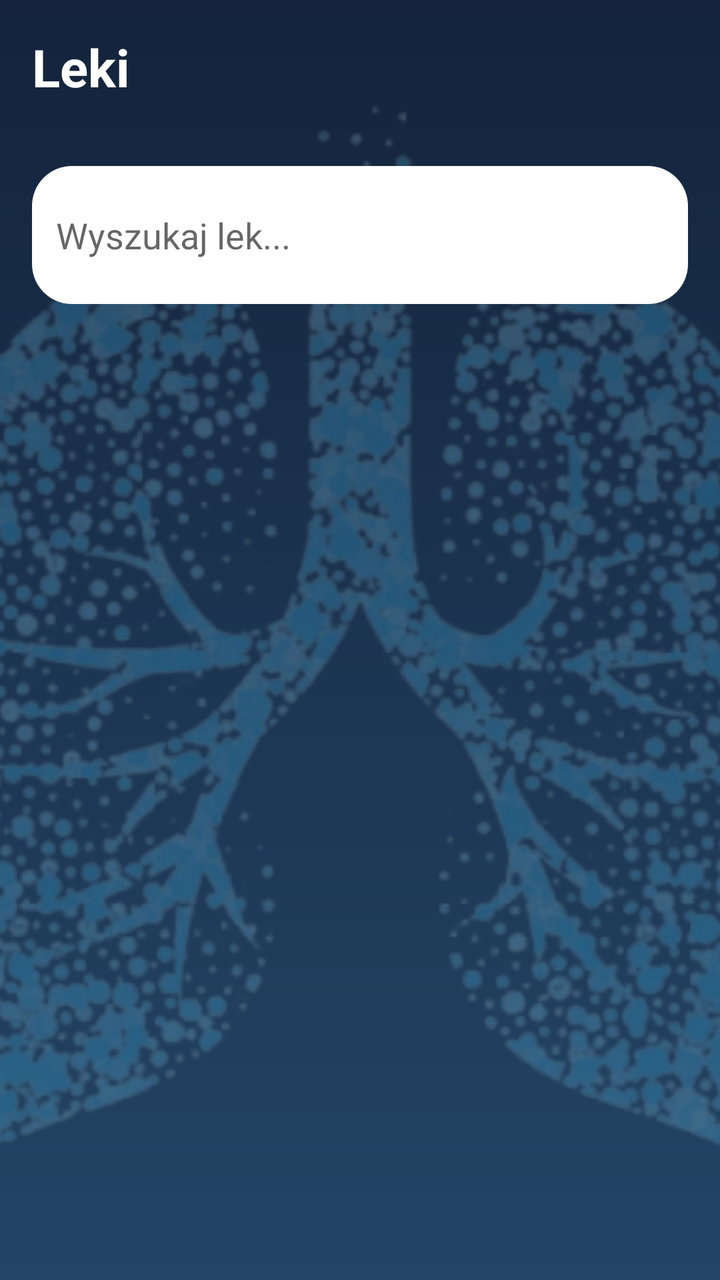
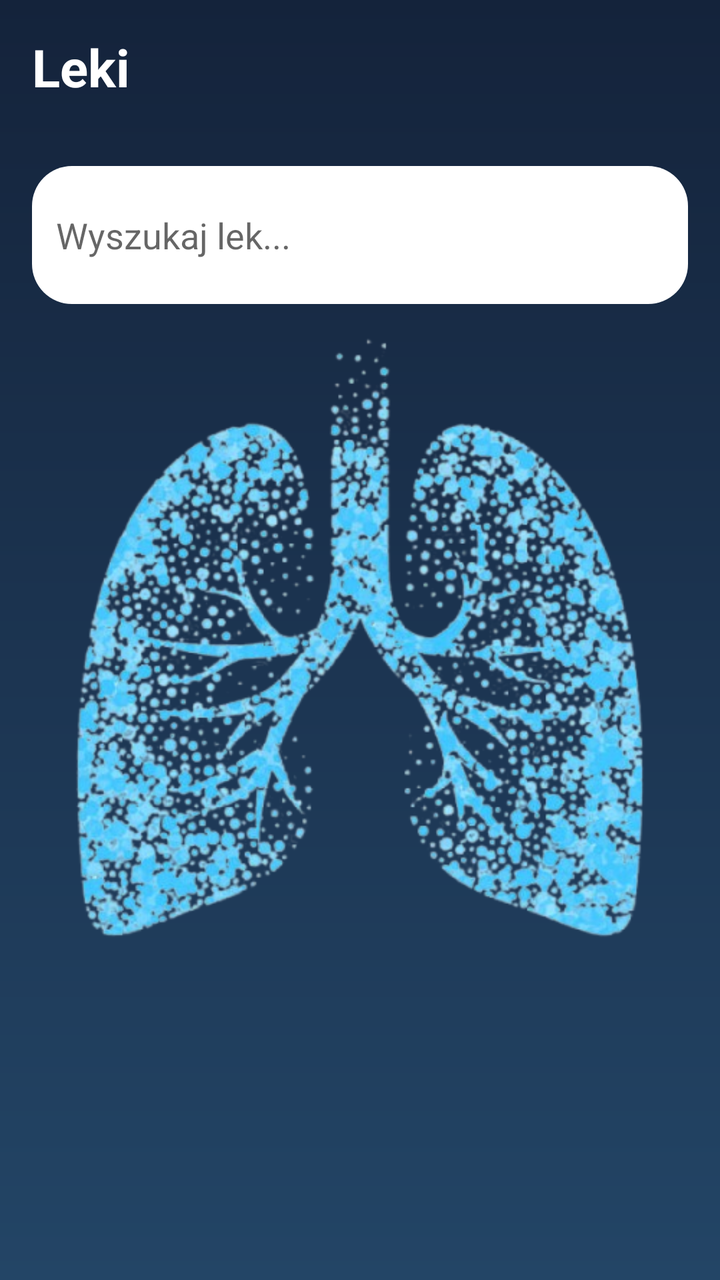

Before-and-after screenshots of an Android layout around one commit, followed by the original layout XML and the change that was made.
<!-- AndroidManifest.xml: application theme Theme.MyApplication -->
<!-- res/layout/activity_medications.xml -->
<?xml version="1.0" encoding="utf-8"?>
<FrameLayout xmlns:android="http://schemas.android.com/apk/res/android"
    android:layout_width="match_parent"
    android:layout_height="match_parent"
    android:background="@drawable/gradient_bg">

    <ImageView
        android:id="@+id/bgLungs"
        android:layout_width="match_parent"
        android:layout_height="match_parent"
        android:alpha="0.25"
        android:scaleType="centerCrop"
        android:src="@drawable/lungs" />

    <LinearLayout
        android:layout_width="match_parent"
        android:layout_height="match_parent"
        android:orientation="vertical"
        android:padding="16dp">

        <TextView
            android:id="@+id/tvTitle"
            android:layout_width="match_parent"
            android:layout_height="67dp"
            android:paddingBottom="12dp"
            android:text="Leki"
            android:textColor="@android:color/white"
            android:textSize="26sp"
            android:textStyle="bold" />

        <EditText
            android:id="@+id/etSearch"
            android:layout_width="match_parent"
            android:layout_height="69dp"
            android:background="@drawable/card_white"
            android:hint="Wyszukaj lek..."
            android:padding="12dp" />


        <ListView
            android:id="@+id/listMeds"
            android:layout_width="wrap_content"
            android:layout_height="390dp" />

        <androidx.recyclerview.widget.RecyclerView
            android:id="@+id/recyclerMedications"
            android:layout_width="match_parent"
            android:layout_height="104dp"
            android:layout_marginTop="12dp"
            android:layout_weight="1" />

    </LinearLayout>

</FrameLayout>
<!-- resources referenced by this layout -->
<resources>
  <!-- drawable card_white (drawable) -->
  <?xml version="1.0" encoding="utf-8"?>
  <shape xmlns:android="http://schemas.android.com/apk/res/android"
      android:shape="rectangle">
      <solid android:color="@android:color/white"/>
      <corners android:radius="20dp"/>
      <padding
          android:left="20dp"
          android:top="20dp"
          android:right="20dp"
          android:bottom="20dp"/>
  </shape>
  <!-- drawable gradient_bg (drawable) -->
  <?xml version="1.0" encoding="utf-8"?>
  <shape xmlns:android="http://schemas.android.com/apk/res/android"
      android:shape="rectangle">
  
      <gradient
          android:startColor="#14233B"
          android:endColor="#234566"
          android:angle="270" />
  </shape>
  <!-- drawable lungs: png bitmap (drawable, 315991 bytes) -->
  <style name="Theme.MyApplication" parent="Theme.MaterialComponents.DayNight.DarkActionBar">
          
          <item name="colorPrimary">@color/purple_500</item>
          <item name="colorPrimaryVariant">@color/purple_700</item>
          <item name="colorOnPrimary">@color/white</item>
          
          <item name="colorSecondary">@color/teal_200</item>
          <item name="colorSecondaryVariant">@color/teal_700</item>
          <item name="colorOnSecondary">@color/black</item>
          
          <item name="android:statusBarColor">?attr/colorPrimaryVariant</item>
          
      </style>
  <color name="purple_500">#FF6200EE</color>
  <color name="purple_700">#FF3700B3</color>
  <color name="white">#FFFFFFFF</color>
  <color name="teal_200">#FF03DAC5</color>
  <color name="teal_700">#FF018786</color>
  <color name="black">#FF000000</color>
</resources>

<!-- the commit's change to res/layout/activity_medications.xml (unified diff, before → after) -->
@@ -5,11 +5,12 @@
     android:background="@drawable/gradient_bg">
 
     <ImageView
-        android:id="@+id/bgLungs"
+        android:id="@+id/lungsImage"
         android:layout_width="match_parent"
         android:layout_height="match_parent"
-        android:alpha="0.25"
-        android:scaleType="centerCrop"
+        android:adjustViewBounds="true"
+        android:contentDescription="@string/lungs"
+        android:scaleType="fitCenter"
         android:src="@drawable/lungs" />
 
     <LinearLayout
<!-- resource entries referenced after the edit -->
@@ -23,6 +23,7 @@
           android:angle="270" />
   </shape>
   <!-- drawable lungs: png bitmap (drawable, 315991 bytes) -->
+  <string name="lungs">Obraz płuc</string>
   <style name="Theme.MyApplication" parent="Theme.MaterialComponents.DayNight.DarkActionBar">
           
           <item name="colorPrimary">@color/purple_500</item>
